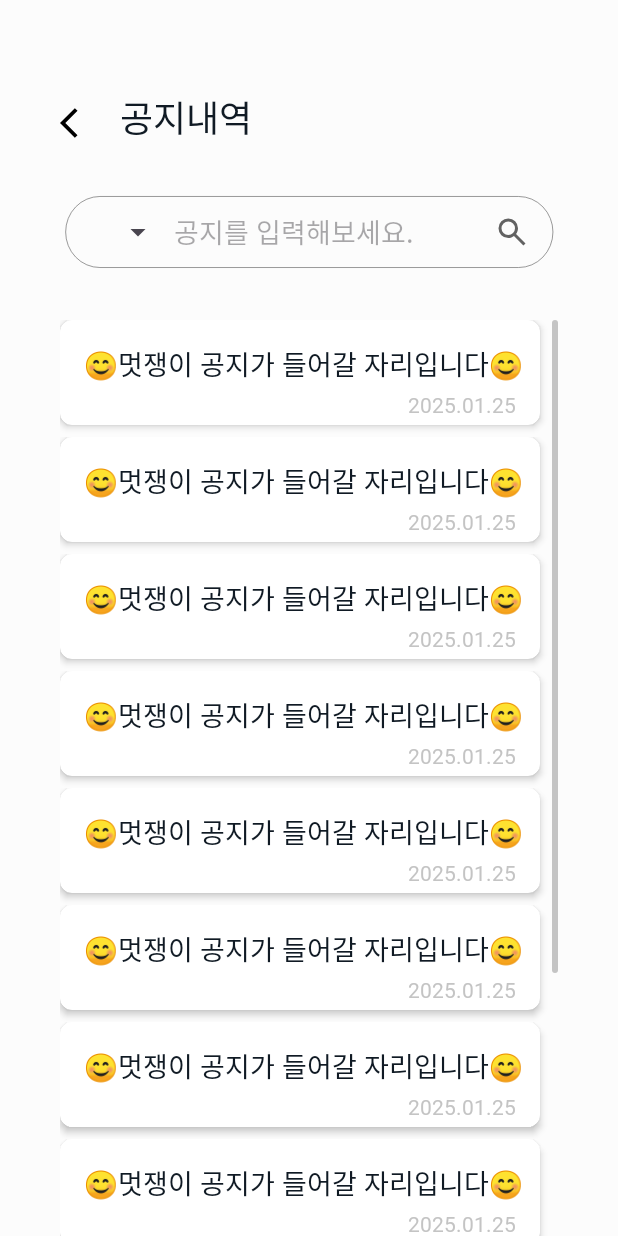
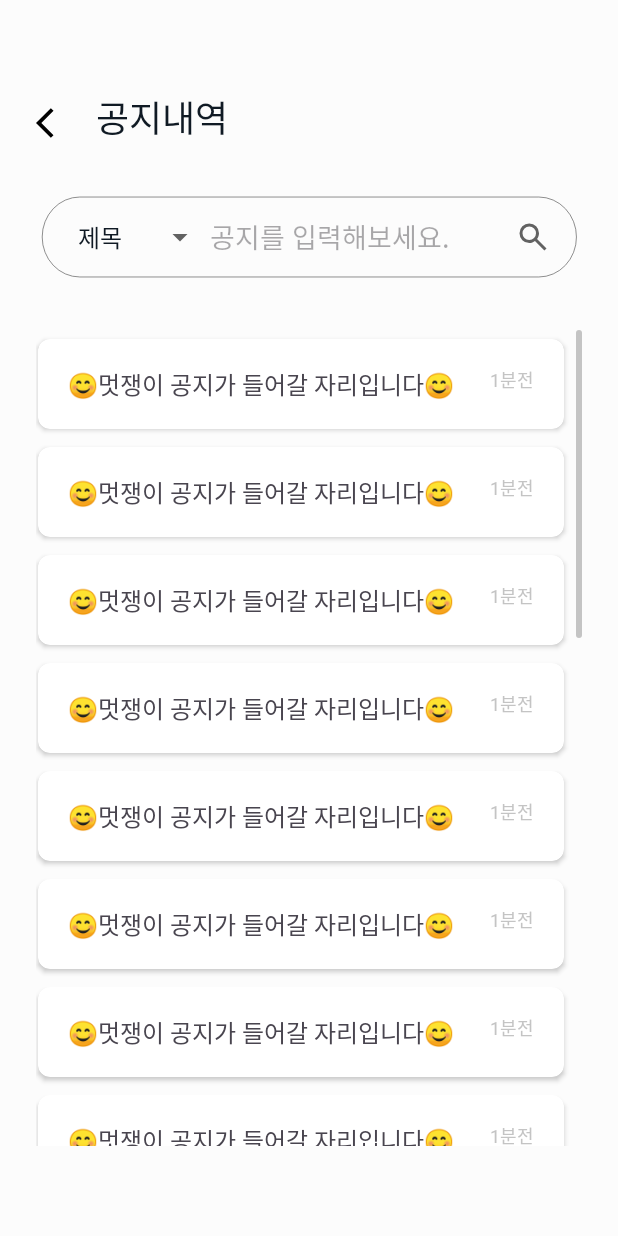
Before and after one commit to kizizip/REPER, an Android app: the fragment NoticeManageFragment shown on its own in the app's theme, on a phone screen of 412 x 824 dp. Run offline under Robolectric (Android 15) with nearby library versions, the phone set to English and light mode, and no system bars.

Commit message:
[feat] front - xml수정_안주현

```diff
--- a/reper_front/app/src/main/java/com/ssafy/reper/ui/boss/NoticeManageFragment.kt
+++ b/reper_front/app/src/main/java/com/ssafy/reper/ui/boss/NoticeManageFragment.kt
@@ -5,10 +5,12 @@ import androidx.fragment.app.Fragment
 import android.view.LayoutInflater
 import android.view.View
 import android.view.ViewGroup
+import android.widget.AdapterView
+import android.widget.ArrayAdapter
 import androidx.recyclerview.widget.LinearLayoutManager
 import com.ssafy.reper.R
 import com.ssafy.reper.databinding.FragmentNoticeManageBinding
-import com.ssafy.reper.databinding.FragmentRecipeManageBinding
+import com.ssafy.reper.ui.boss.adpater.NotiAdapter
 
 class NoticeManageFragment : Fragment() {
     private var _binding: FragmentNoticeManageBinding? = null
@@ -30,6 +32,34 @@ class NoticeManageFragment : Fragment() {
 
         binding.notiList.layoutManager = LinearLayoutManager(requireContext())
         binding.notiList.adapter = NotiAdapter()
+
+        val notiSpinner = binding.notiFgSpinner
+        val notis = arrayOf("제목", "내용")
+
+        val adapter = ArrayAdapter(
+            requireContext(),
+            R.layout.order_spinner_item,
+            notis
+        ).apply {
+            setDropDownViewResource(android.R.layout.simple_spinner_dropdown_item)
+        }
+
+        notiSpinner.adapter = adapter
+
+        notiSpinner.onItemSelectedListener = object : AdapterView.OnItemSelectedListener {
+            override fun onItemSelected(parent: AdapterView<*>?, view: View?, position: Int, id: Long) {
+                val selectedItem = notis[position]
+                // 선택된 항목 처리
+            }
+
+            override fun onNothingSelected(parent: AdapterView<*>?) {
+                // 아무것도 선택되지 않았을 때의 처리
+            }
+        }
+
+        binding.notiFgBackIcon.setOnClickListener {
+            parentFragmentManager.popBackStack()
+        }
     }
 
     override fun onDestroyView() {
--- a/reper_front/app/src/main/java/com/ssafy/reper/ui/boss/RecipeManageFragment.kt
+++ b/reper_front/app/src/main/java/com/ssafy/reper/ui/boss/RecipeManageFragment.kt
@@ -6,8 +6,8 @@ import android.view.LayoutInflater
 import android.view.View
 import android.view.ViewGroup
 import androidx.recyclerview.widget.LinearLayoutManager
-import com.ssafy.reper.R
 import com.ssafy.reper.databinding.FragmentRecipeManageBinding
+import com.ssafy.reper.ui.boss.adpater.RecipeAdapter
 
 
 class RecipeManageFragment : Fragment() {
--- a/reper_front/app/src/main/java/com/ssafy/reper/ui/boss/AccessAdapter.kt
+++ b/reper_front/app/src/main/java/com/ssafy/reper/ui/boss/adpater/AccessAdapter.kt
@@ -1,4 +1,4 @@
-package com.ssafy.reper.ui.boss
+package com.ssafy.reper.ui.boss.adpater
 
 import android.view.LayoutInflater
 import android.view.View
--- a/reper_front/app/src/main/java/com/ssafy/reper/ui/boss/NotiAdapter.kt
+++ b/reper_front/app/src/main/java/com/ssafy/reper/ui/boss/adpater/NotiAdapter.kt
@@ -1,4 +1,4 @@
-package com.ssafy.reper.ui.boss
+package com.ssafy.reper.ui.boss.adpater
 
 import android.view.LayoutInflater
 import android.view.ViewGroup
@@ -17,8 +17,8 @@ class NotiAdapter  :
 
 
     override fun onBindViewHolder(holder: NotiViewHolder, position: Int) {
-        holder.binding.notiItemTitle.text = "😊멋쟁이 공지가 들어갈 자리입니다😊"
-        holder.binding.notiItemUploadTime.text = "2025.01.25"
+        holder.binding.itemNotiTitle.text = "😊멋쟁이 공지가 들어갈 자리입니다😊"
+        holder.binding.itemNotiTime.text = "1분전"
     }
 
 
--- a/reper_front/app/src/main/java/com/ssafy/reper/ui/boss/RecipeAdapter.kt
+++ b/reper_front/app/src/main/java/com/ssafy/reper/ui/boss/adpater/RecipeAdapter.kt
@@ -1,4 +1,4 @@
-package com.ssafy.reper.ui.boss
+package com.ssafy.reper.ui.boss.adpater
 
 import android.view.LayoutInflater
 import android.view.ViewGroup
--- /dev/null
+++ b/reper_front/app/src/main/res/drawable/noti_spinner_background.xml
@@ -0,0 +1,14 @@
+<?xml version="1.0" encoding="utf-8"?>
+<layer-list xmlns:android="http://schemas.android.com/apk/res/android">
+    <!-- 기본 배경 -->
+    <item>
+        <shape android:shape="rectangle">
+            <solid android:color="@color/bgwhite"/>  <!-- 배경색 -->
+        </shape>
+    </item>
+
+    <!-- 드롭다운 화살표 아이콘을 오른쪽에 배치 -->
+    <item android:drawable="@drawable/ic_dropdown_arrow"
+        android:gravity="end|center_vertical"
+        android:right="8dp"/> <!-- 화살표 오른쪽 정렬 -->
+</layer-list>
--- a/reper_front/app/src/main/res/drawable/spoinner_back.xml
+++ b/reper_front/app/src/main/res/drawable/spoinner_back.xml
@@ -1,5 +1,5 @@
 <shape xmlns:android="http://schemas.android.com/apk/res/android">
     <solid android:color="@color/bgwhite"/>  <!-- 배경 색상 -->
     <corners android:radius="8dp"/>  <!-- 라운드 처리 (모서리 반경) -->
-    <stroke android:width="2dp" android:color="#D1D1D1"/>  <!-- 테두리 -->
+    <stroke android:width="1dp" android:color="#D1D1D1"/>  <!-- 테두리 -->
 </shape>
--- a/reper_front/app/src/main/res/layout/fragment_notice_manage.xml
+++ b/reper_front/app/src/main/res/layout/fragment_notice_manage.xml
@@ -1,17 +1,18 @@
 <?xml version="1.0" encoding="utf-8"?>
 <FrameLayout xmlns:android="http://schemas.android.com/apk/res/android"
+    xmlns:app="http://schemas.android.com/apk/res-auto"
     xmlns:tools="http://schemas.android.com/tools"
     android:layout_width="match_parent"
     android:layout_height="match_parent"
-    xmlns:app="http://schemas.android.com/apk/res-auto"
     android:background="@color/bgwhite"
+
     tools:context=".ui.boss.NoticeManageFragment">
 
     <androidx.constraintlayout.widget.ConstraintLayout
         android:layout_width="match_parent"
         android:layout_height="match_parent"
-        android:paddingHorizontal="40dp"
-        >
+        android:layout_marginBottom="60dp"
+        android:paddingHorizontal="24dp">
 
 
         <ImageView
@@ -27,9 +28,9 @@
             style="@style/titleFontStyle"
             android:layout_width="wrap_content"
             android:layout_height="wrap_content"
+            android:layout_marginLeft="16dp"
             android:layout_marginTop="60dp"
             android:text="공지내역"
-            android:layout_marginLeft="16dp"
             app:layout_constraintStart_toEndOf="@+id/noti_fg_back_icon"
             app:layout_constraintTop_toTopOf="parent" />
 
@@ -37,41 +38,43 @@
         <LinearLayout
             android:id="@+id/recipe_fg_search_noti"
             android:layout_width="match_parent"
-            android:layout_height="53dp"
-            android:scaleType="fitXY"
-            android:orientation="horizontal"
+            android:layout_height="60dp"
             android:layout_marginTop="32dp"
             android:background="@drawable/search_bar"
+            android:orientation="horizontal"
+            android:scaleType="fitXY"
             app:layout_constraintTop_toBottomOf="@+id/textView">
+
 
             <Spinner
                 android:id="@+id/noti_fg_spinner"
-                android:layout_width="60dp"
+                android:layout_width="100dp"
                 android:layout_height="wrap_content"
                 android:layout_gravity="center"
-                android:layout_marginLeft="16dp"/>
-
+                android:layout_marginLeft="16dp"
+                android:background="@drawable/noti_spinner_background"
+                android:overlapAnchor="false"
+                android:paddingEnd="32dp"
+                android:spinnerMode="dropdown" />
 
             <EditText
                 android:id="@+id/noti_fg_search_ET"
-                android:layout_width="210dp"
+                android:layout_width="200dp"
                 android:layout_height="match_parent"
-                android:textSize="18sp"
                 android:background="@android:color/transparent"
-                android:hint="공지를 입력해보세요."/>
+                android:hint="공지를 입력해보세요."
+                android:textSize="18sp" />
 
 
             <ImageButton
                 android:id="@+id/noti_fg_search_btn"
                 android:layout_width="30dp"
                 android:layout_height="28dp"
-                android:src="@drawable/search_24px"
                 android:layout_gravity="center"
                 android:layout_marginRight="16dp"
                 android:backgroundTint="@color/bgwhite"
-                app:tint="@color/darkgray"
-                />
-
+                android:src="@drawable/search_24px"
+                app:tint="@color/darkgray" />
 
 
         </LinearLayout>
@@ -80,32 +83,26 @@
         <androidx.recyclerview.widget.RecyclerView
             android:id="@+id/noti_list"
             android:layout_width="match_parent"
-            android:layout_height="wrap_content"
+            android:layout_height="0dp"
             android:layout_marginTop="32dp"
-            android:scrollbars="vertical"
             android:scrollbarFadeDuration="0"
             android:scrollbarThumbVertical="@drawable/scroll_bar"
-            app:layout_constraintStart_toStartOf="parent"
-            app:layout_constraintTop_toBottomOf="@+id/recipe_fg_search_noti"/>
-
-
+            android:scrollbars="vertical"
+            app:layout_constraintBottom_toBottomOf="parent"
+            app:layout_constraintTop_toBottomOf="@id/recipe_fg_search_noti" />
 
 
         <TextView
             android:id="@+id/blank_noti_tv"
             android:layout_width="wrap_content"
-            android:layout_height="wrap_content"
+            android:layout_height="0dp"
             android:layout_marginTop="32dp"
             android:text="공지내역이 비어있습니다."
+            android:textColor="@color/lightgray"
             android:textSize="18sp"
-            android:textColor="@color/lightgray"
             android:visibility="gone"
             app:layout_constraintStart_toStartOf="parent"
-            app:layout_constraintTop_toBottomOf="@+id/recipe_fg_search_noti"/>
-
-
-
-
+            app:layout_constraintTop_toBottomOf="@+id/recipe_fg_search_noti" />
 
     </androidx.constraintlayout.widget.ConstraintLayout>
 </FrameLayout>
--- a/reper_front/app/src/main/res/layout/item_noti.xml
+++ b/reper_front/app/src/main/res/layout/item_noti.xml
@@ -1,46 +1,45 @@
 <?xml version="1.0" encoding="utf-8"?>
-<androidx.constraintlayout.widget.ConstraintLayout xmlns:android="http://schemas.android.com/apk/res/android"
+<androidx.cardview.widget.CardView
+    xmlns:android="http://schemas.android.com/apk/res/android"
+    xmlns:tools="http://schemas.android.com/tools"
+    android:layout_width="match_parent"
+    android:layout_height="wrap_content"
+    android:layout_marginVertical="6dp"
+    android:layout_marginLeft="1dp"
+    android:layout_marginRight="12dp"
+    android:background="@color/bgwhite"
     xmlns:app="http://schemas.android.com/apk/res-auto"
+    app:cardCornerRadius="8dp">
+
+    <androidx.constraintlayout.widget.ConstraintLayout
         android:layout_width="match_parent"
-    android:layout_height="78dp"
-    android:background="@color/bgwhite">
+        android:layout_height="match_parent"
+        android:paddingHorizontal="20dp"
+        android:paddingVertical="18dp">
 
-    <androidx.cardview.widget.CardView
-
-        android:id="@+id/cardView"
-        android:layout_width="match_parent"
-        android:layout_height="70dp"
-        android:layout_marginEnd="12dp"
-        android:elevation="5dp"
-        android:translationZ="1dp"
-        app:cardCornerRadius="8dp"
+        <TextView
+            android:id="@+id/item_noti_title"
+            android:text="🔥내용🔥 멋쟁이 우리팀들 화이팅!!"
+            android:textSize="16sp"
+            android:fontFamily="@font/pretendard_regular"
+            android:layout_width="wrap_content"
+            android:layout_height="wrap_content"
+            app:layout_constraintBottom_toBottomOf="parent"
+            app:layout_constraintStart_toStartOf="parent"
             app:layout_constraintTop_toTopOf="parent" />
 
         <TextView
-        android:id="@+id/noti_item_title"
+            android:id="@+id/item_noti_time"
+            android:text="1분전"
+            android:textSize="12sp"
+            android:textColor="@color/lightgray"
+            android:fontFamily="@font/pretendard_regular"
             android:layout_width="wrap_content"
             android:layout_height="wrap_content"
-        android:layout_marginLeft="16dp"
-        android:layout_marginTop="16dp"
-        android:elevation="8dp"
-        android:text="🌟공지제목이 들어갈 예정입니다"
-        android:textColor="@color/fontblack"
-        android:textSize="18dp"
-        app:layout_constraintStart_toStartOf="parent"
+            app:layout_constraintEnd_toEndOf="parent"
             app:layout_constraintTop_toTopOf="parent" />
 
-
-    <TextView
-        android:id="@+id/noti_item_upload_time"
-        android:layout_width="wrap_content"
-        android:layout_height="wrap_content"
-        android:layout_marginTop="4dp"
-        android:layout_marginEnd="16dp"
-        android:elevation="8dp"
-        android:text="게시시간"
-        android:textColor="@color/lightgray"
-        app:layout_constraintEnd_toEndOf="@+id/cardView"
-        app:layout_constraintTop_toBottomOf="@+id/noti_item_title" />
+    </androidx.constraintlayout.widget.ConstraintLayout>
 
 
-</androidx.constraintlayout.widget.ConstraintLayout>
+</androidx.cardview.widget.CardView>
```
Also changed, not shown: reper_front/app/src/main/java/com/ssafy/reper/ui/boss/BossFragment.kt (+37 -3 lines), reper_front/app/src/main/java/com/ssafy/reper/ui/mypage/MyPageFragment.kt (+11 -0 lines), reper_front/app/src/main/res/drawable/boss_spinner_background.xml (added, +16 -0 lines), reper_front/app/src/main/res/layout/boss_spinner_item.xml (added, +13 -0 lines), reper_front/app/src/main/res/layout/fragment_boss.xml (+57 -69 lines), reper_front/app/src/main/res/layout/fragment_my_page.xml (+5 -4 lines), reper_front/app/src/main/res/layout/fragment_recipe_manage.xml (+21 -21 lines), reper_front/app/src/main/res/layout/fragment_write_noti.xml (+24 -28 lines), reper_front/app/src/main/res/layout/item_employee.xml (+27 -24 lines), reper_front/app/src/main/res/layout/item_recipe.xml (+5 -10 lines). Lines whose indentation alone changed are shown as unchanged.
